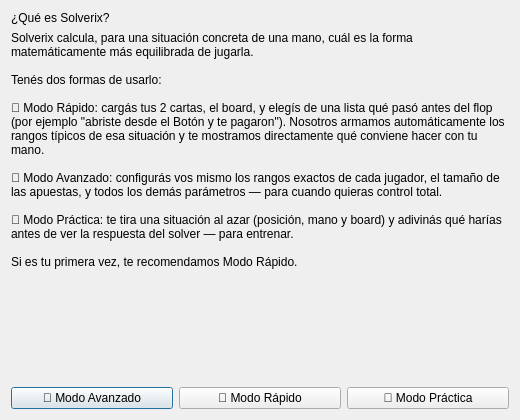
This is welcomedialog.ui in NicolasTu-dev/NicoSolver as Qt 5 draws it before an edit. The edited form follows.
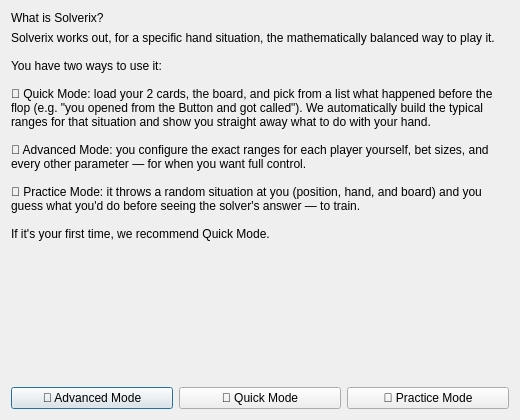
This is the edited form.

Commit message: Make English the default app language, remove in-app account button

Diff of the .ui file:
```diff
--- a/welcomedialog.ui
+++ b/welcomedialog.ui
@@ -17,7 +17,7 @@
    <item>
     <widget class="QLabel" name="titleLabel">
      <property name="text">
-      <string>¿Qué es Solverix?</string>
+      <string>What is Solverix?</string>
      </property>
     </widget>
    </item>
@@ -27,17 +27,17 @@
       <bool>true</bool>
      </property>
      <property name="text">
-      <string>Solverix calcula, para una situación concreta de una mano, cuál es la forma matemáticamente más equilibrada de jugarla.
+      <string>Solverix works out, for a specific hand situation, the mathematically balanced way to play it.
 
-Tenés dos formas de usarlo:
+You have two ways to use it:
 
-🚀 Modo Rápido: cargás tus 2 cartas, el board, y elegís de una lista qué pasó antes del flop (por ejemplo "abriste desde el Botón y te pagaron"). Nosotros armamos automáticamente los rangos típicos de esa situación y te mostramos directamente qué conviene hacer con tu mano.
+🚀 Quick Mode: load your 2 cards, the board, and pick from a list what happened before the flop (e.g. "you opened from the Button and got called"). We automatically build the typical ranges for that situation and show you straight away what to do with your hand.
 
-🔧 Modo Avanzado: configurás vos mismo los rangos exactos de cada jugador, el tamaño de las apuestas, y todos los demás parámetros — para cuando quieras control total.
+🔧 Advanced Mode: you configure the exact ranges for each player yourself, bet sizes, and every other parameter — for when you want full control.
 
-🎯 Modo Práctica: te tira una situación al azar (posición, mano y board) y adivinás qué harías antes de ver la respuesta del solver — para entrenar.
+🎯 Practice Mode: it throws a random situation at you (position, hand, and board) and you guess what you'd do before seeing the solver's answer — to train.
 
-Si es tu primera vez, te recomendamos Modo Rápido.</string>
+If it's your first time, we recommend Quick Mode.</string>
      </property>
     </widget>
    </item>
@@ -59,21 +59,21 @@
      <item>
       <widget class="QPushButton" name="advancedButton">
        <property name="text">
-        <string>🔧 Modo Avanzado</string>
+        <string>🔧 Advanced Mode</string>
        </property>
       </widget>
      </item>
      <item>
       <widget class="QPushButton" name="quickModeButton">
        <property name="text">
-        <string>🚀 Modo Rápido</string>
+        <string>🚀 Quick Mode</string>
        </property>
       </widget>
      </item>
      <item>
       <widget class="QPushButton" name="practiceButton">
        <property name="text">
-        <string>🎯 Modo Práctica</string>
+        <string>🎯 Practice Mode</string>
        </property>
       </widget>
      </item>
```
Left out of the diff: 2 changed lines with no effect on the pictures. The commit also changes 22 other files.
